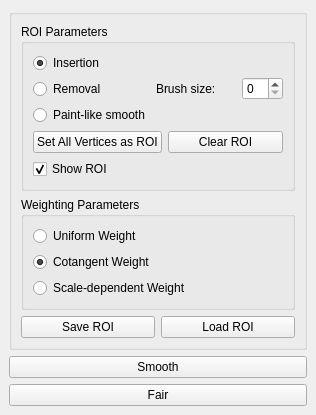
The window that Polyhedron/demo/Polyhedron/Smoothing_fairing_widget.ui (CGAL/cgal) describes before a commit, drawn with Qt 5.
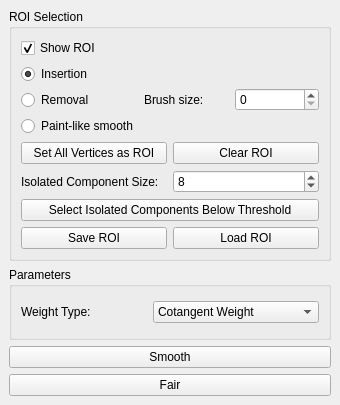
The same window after the commit.

Commit message: Demo ui changes (making it more compact) Select isolated components support for smooth/fair plugin

```diff
--- a/Polyhedron/demo/Polyhedron/Smoothing_fairing_widget.ui
+++ b/Polyhedron/demo/Polyhedron/Smoothing_fairing_widget.ui
@@ -6,8 +6,8 @@
    <rect>
     <x>0</x>
     <y>0</y>
-    <width>274</width>
-    <height>407</height>
+    <width>340</width>
+    <height>405</height>
    </rect>
   </property>
   <property name="toolTip">
@@ -22,17 +22,21 @@
   <widget class="QWidget" name="dockWidgetContents">
    <layout class="QVBoxLayout" name="verticalLayout">
     <item>
-     <widget class="QGroupBox" name="groupBox">
-      <property name="title">
-       <string/>
-      </property>
-      <layout class="QVBoxLayout" name="verticalLayout_4">
-       <item>
         <widget class="QGroupBox" name="groupBox_2">
          <property name="title">
-          <string>ROI Parameters</string>
+       <string>ROI Selection</string>
          </property>
          <layout class="QVBoxLayout" name="verticalLayout_6">
+       <item>
+        <widget class="QCheckBox" name="Show_ROI_check_box">
+         <property name="text">
+          <string>Show ROI</string>
+         </property>
+         <property name="checked">
+          <bool>true</bool>
+         </property>
+        </widget>
+       </item>
           <item>
            <layout class="QVBoxLayout" name="verticalLayout_2">
             <item>
@@ -72,19 +76,6 @@
                 </property>
                </widget>
               </item>
-              <item>
-               <spacer name="verticalSpacer">
-                <property name="orientation">
-                 <enum>Qt::Vertical</enum>
-                </property>
-                <property name="sizeHint" stdset="0">
-                 <size>
-                  <width>20</width>
-                  <height>40</height>
-                 </size>
-                </property>
-               </spacer>
-              </item>
               <item>
                <widget class="QSpinBox" name="Brush_size_spin_box"/>
               </item>
@@ -111,53 +102,36 @@
            </layout>
           </item>
           <item>
-           <widget class="QCheckBox" name="Show_ROI_check_box">
-            <property name="text">
-             <string>Show ROI</string>
-            </property>
-            <property name="checked">
-             <bool>true</bool>
-            </property>
-           </widget>
-          </item>
-         </layout>
-        </widget>
-       </item>
+        <layout class="QVBoxLayout" name="verticalLayout_4">
        <item>
-        <widget class="QGroupBox" name="groupBox_3">
-         <property name="title">
-          <string>Weighting Parameters</string>
-         </property>
-         <layout class="QVBoxLayout" name="verticalLayout_5">
+          <layout class="QHBoxLayout" name="horizontalLayout_5">
           <item>
-           <widget class="QRadioButton" name="Uniform_weight_radio_button">
+            <widget class="QLabel" name="label_3">
             <property name="text">
-             <string>Uniform Weight</string>
+              <string>Isolated Component Size:</string>
             </property>
            </widget>
           </item>
           <item>
-           <widget class="QRadioButton" name="Cotangent_weight_radio_button">
-            <property name="text">
-             <string>Cotangent Weight</string>
-            </property>
-            <property name="checked">
-             <bool>true</bool>
+            <widget class="QSpinBox" name="Threshold_size_spin_box">
+             <property name="maximum">
+              <number>999999999</number>
+             </property>
+             <property name="value">
+              <number>8</number>
             </property>
            </widget>
           </item>
+          </layout>
+         </item>
           <item>
-           <widget class="QRadioButton" name="Scale_dependent_weight_radio_button">
+          <widget class="QPushButton" name="Select_isolated_components_button">
             <property name="text">
-             <string>Scale-dependent Weight</string>
-            </property>
-            <property name="checked">
-             <bool>false</bool>
-            </property>
+            <string>Select Isolated Components Below Threshold</string>
+           </property>
            </widget>
           </item>
          </layout>
-        </widget>
        </item>
        <item>
         <layout class="QHBoxLayout" name="horizontalLayout">
@@ -180,6 +154,48 @@
       </layout>
      </widget>
     </item>
+    <item>
+     <widget class="QGroupBox" name="groupBox_3">
+      <property name="title">
+       <string>Parameters</string>
+      </property>
+      <layout class="QVBoxLayout" name="verticalLayout_5">
+       <item>
+        <layout class="QHBoxLayout" name="horizontalLayout_4">
+         <item>
+          <widget class="QLabel" name="label_2">
+           <property name="text">
+            <string>Weight Type:</string>
+           </property>
+          </widget>
+         </item>
+         <item>
+          <widget class="QComboBox" name="weight_combo_box">
+           <property name="currentIndex">
+            <number>1</number>
+           </property>
+           <item>
+            <property name="text">
+             <string>Uniform Weight</string>
+            </property>
+           </item>
+           <item>
+            <property name="text">
+             <string>Cotangent Weight</string>
+            </property>
+           </item>
+           <item>
+            <property name="text">
+             <string>Scale-dependent Weight</string>
+            </property>
+           </item>
+          </widget>
+         </item>
+        </layout>
+       </item>
+      </layout>
+     </widget>
+    </item>
     <item>
      <widget class="QPushButton" name="Smooth_button">
       <property name="text">
```
Lines whose indentation alone changed are shown as unchanged. The commit also changes 3 other files.
